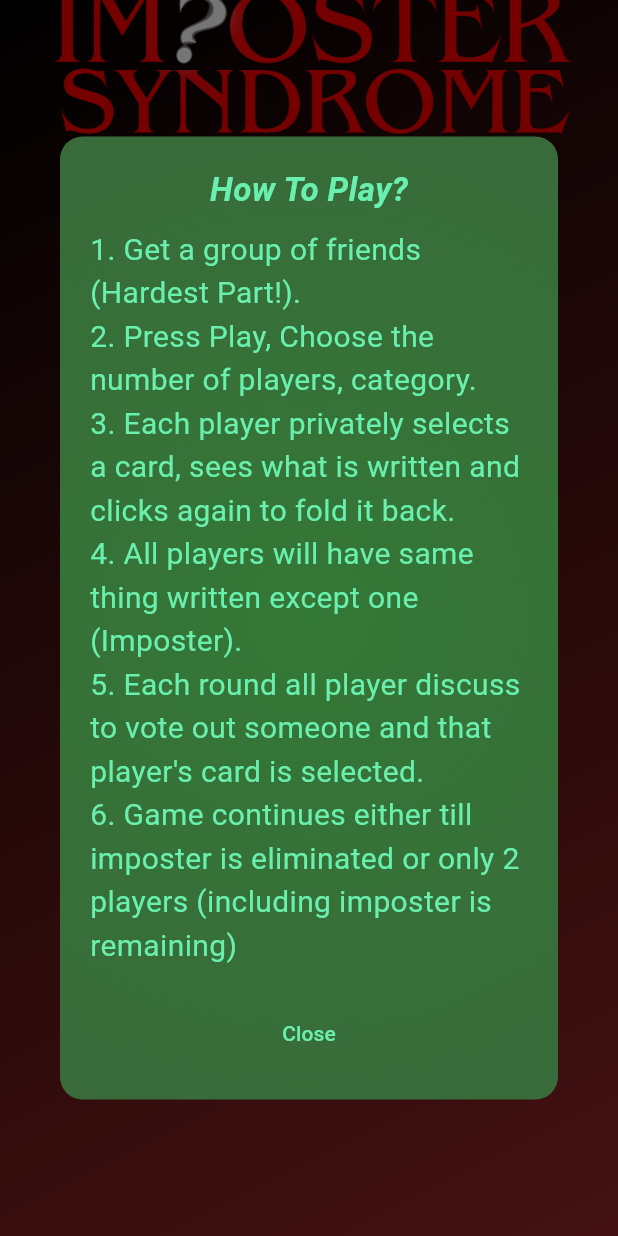
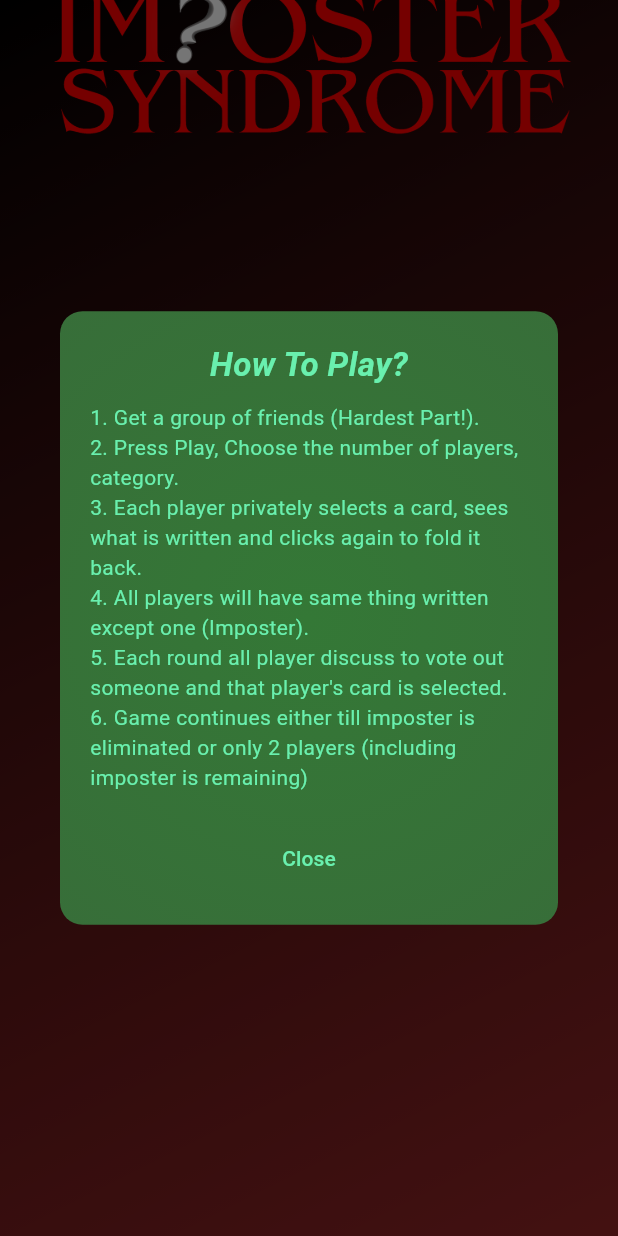
Before and after one commit to pranjalchaplot/ImposterSyndrome, a Flutter app: the screen it shows after launch, after a tap on "How To Play", on a phone screen of 412 x 824 dp. Run offline on Flutter 3.47's test engine with Material 3 defaults, Android fonts, the phone set to English and light mode, and no system bars; our stand-ins replace confetti, flip_card, google_fonts.

Commit message:
final changes

```diff
--- a/lib/app_configs.dart
+++ b/lib/app_configs.dart
@@ -47,6 +47,16 @@ class AppConfigs {
     colors: [
       Color.fromARGB(200, 0, 0, 0),
       Color.fromARGB(200, 0, 0, 0),
+    ],
+    begin: Alignment.topLeft,
+    end: Alignment.bottomRight,
+    tileMode: TileMode.clamp,
+  );
+
+  static LinearGradient playCardBackGradientColor = const LinearGradient(
+    colors: [
+      Color.fromARGB(144, 0, 0, 0),
+      Color.fromARGB(144, 0, 0, 0),
     ],
     begin: Alignment.topLeft,
     end: Alignment.bottomRight,
--- a/lib/helpers/helper.dart
+++ b/lib/helpers/helper.dart
@@ -1,18 +1,20 @@
 import 'package:flutter/material.dart';
 import 'package:google_fonts/google_fonts.dart';
+import 'package:imposter_syndrome_game/app_configs.dart';
 
 class Helper {
   static ElevatedButton getHomeScreenButton(
       VoidCallback onPressed, String buttonText, IconData icon) {
-    return ElevatedButton(
+    return ElevatedButton.icon(
+      icon: Icon(
+        icon,
+        color: Colors.redAccent,
+      ),
       onPressed: onPressed,
       style: const ButtonStyle(
         backgroundColor: WidgetStateColor.transparent,
       ),
-      child: Row(
-        mainAxisSize: MainAxisSize.min,
-        children: [
-          Text(
+      label: Text(
         buttonText,
         style: GoogleFonts.poppins(
             textStyle: const TextStyle(
@@ -21,15 +23,19 @@ class Helper {
           color: Colors.redAccent,
         )),
       ),
-          const SizedBox(
-            width: 10,
-          ),
-          Icon(
-            icon,
-            color: Colors.redAccent,
-          ),
-        ],
-      ),
     );
   }
+
+  static String getShareableText(
+      bool isImposterWin, int imposterIndex, List<String> allPlayerNames) {
+    String imposterPlayerName = allPlayerNames[imposterIndex];
+    allPlayerNames.removeAt(imposterIndex);
+
+    String allPlayerNamesStr = allPlayerNames.join(", ");
+    if (isImposterWin) {
+      return "$imposterPlayerName (${AppConfigs.imposterString}) defeated $allPlayerNamesStr (${AppConfigs.teamNameString})";
     }
+
+    return "$allPlayerNamesStr (${AppConfigs.teamNameString}) defated $imposterPlayerName (${AppConfigs.imposterString})";
+  }
+}
--- a/lib/screens/off_play.dart
+++ b/lib/screens/off_play.dart
@@ -95,7 +95,7 @@ class _OffPlayState extends State<OffPlay> {
             confettiController: confettiController,
             blastDirection: pi / 2,
             blastDirectionality: BlastDirectionality.explosive,
-            numberOfParticles: 69,
+            numberOfParticles: 20,
             emissionFrequency: 0.069,
           )
         ],
--- a/lib/services/dialogs.dart
+++ b/lib/services/dialogs.dart
@@ -8,8 +8,12 @@ import '../screens/off_play.dart';
 import '../widgets/popup_dropdown_list.dart';
 
 class GameDialogs {
-  static void showGameEndDialog(BuildContext context, bool imposterWon,
-      String answer, String imposterPlayerName) {
+  static void showGameEndDialog(
+    BuildContext context,
+    bool imposterWon,
+    String answer,
+    String imposterPlayerName,
+  ) {
     Future.delayed(AppConfigs.popupDisplayDelay, () {
       showDialog(
         context: context,
@@ -349,7 +353,7 @@ class GameDialogs {
                 const SizedBox(height: 10),
                 const Text(
                   '1. Get a group of friends (Hardest Part!).\n2. Press Play, Choose the number of players, category. \n3. Each player privately selects a card, sees what is written and clicks again to fold it back. \n4. All players will have same thing written except one (Imposter). \n5. Each round all player discuss to vote out someone and that player\'s card is selected. \n6. Game continues either till imposter is eliminated or only 2 players (including imposter is remaining)',
-                  style: AppConfigs.popUpDisplayMenuTS,
+                  style: AppConfigs.popUpDisplayButtonTS,
                 ),
                 const SizedBox(height: 20),
                 TextButton(
--- a/lib/services/game_card_view_model.dart
+++ b/lib/services/game_card_view_model.dart
@@ -116,6 +116,8 @@ class _GameCardVMState extends State<GameCardVM> {
         if (_isCardSelected) {
           return AppConfigs.lockedCardGradientColor;
         }
+
+        return AppConfigs.playCardBackGradientColor;
       } else {
         if (widget.isImposterCard) {
           return AppConfigs.imposterCardGradientColor;
```
Also changed, not shown: lib/providers/game_provider.dart (+28 -2 lines). Lines whose indentation alone changed are shown as unchanged.
